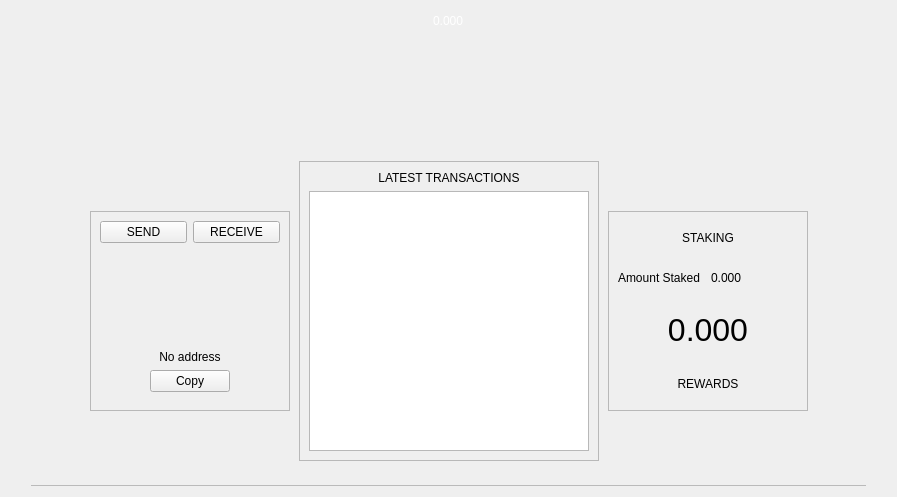
eons-finance/ALQO, file src/qt/forms/dashboardwidget.ui: the form before one commit.
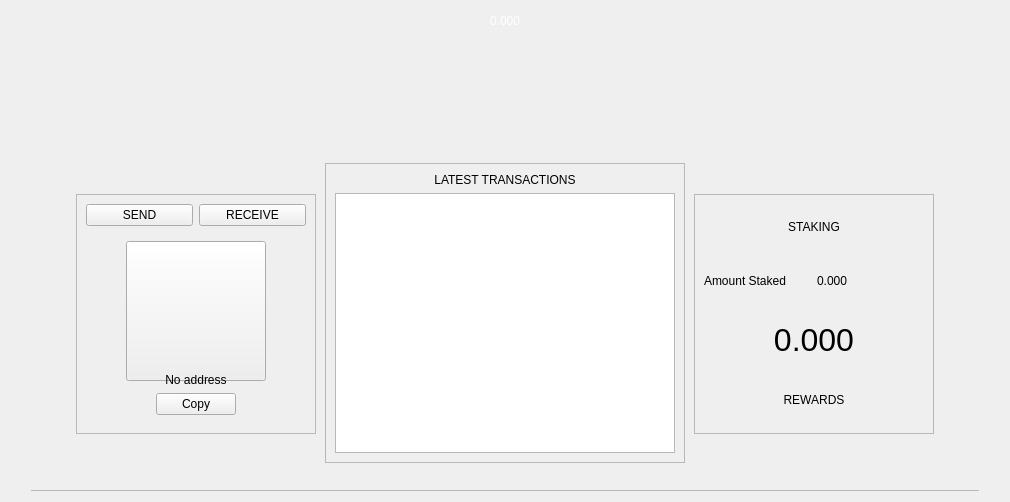
The form after the commit.

What changed in the file:
```diff
--- a/src/qt/forms/dashboardwidget.ui
+++ b/src/qt/forms/dashboardwidget.ui
@@ -6,8 +6,8 @@
    <rect>
     <x>0</x>
     <y>0</y>
-    <width>897</width>
-    <height>497</height>
+    <width>1010</width>
+    <height>502</height>
    </rect>
   </property>
   <property name="sizePolicy">
@@ -19,7 +19,7 @@
   <property name="windowTitle">
    <string>Form</string>
   </property>
-  <layout class="QVBoxLayout" name="verticalLayout_9">
+  <layout class="QVBoxLayout" name="verticalLayout_10">
    <item>
     <layout class="QVBoxLayout" name="dashLayout">
      <item>
@@ -132,14 +132,14 @@
                 <widget class="QFrame" name="frameSendReceive">
                  <property name="minimumSize">
                   <size>
-                   <width>200</width>
-                   <height>200</height>
+                   <width>240</width>
+                   <height>240</height>
                   </size>
                  </property>
                  <property name="maximumSize">
                   <size>
-                   <width>200</width>
-                   <height>200</height>
+                   <width>240</width>
+                   <height>240</height>
                   </size>
                  </property>
                  <property name="frameShape">
@@ -282,51 +282,39 @@
                     <widget class="QWidget" name="receive">
                      <layout class="QVBoxLayout" name="verticalLayout_7">
                       <item>
-                       <layout class="QHBoxLayout" name="horizontalLayout_5">
+                       <layout class="QVBoxLayout" name="verticalLayout_9">
                         <item>
-                         <spacer name="horizontalSpacer_8">
-                          <property name="orientation">
-                           <enum>Qt::Horizontal</enum>
-                          </property>
-                          <property name="sizeHint" stdset="0">
-                           <size>
-                            <width>40</width>
-                            <height>20</height>
-                           </size>
-                          </property>
-                         </spacer>
-                        </item>
+                         <layout class="QHBoxLayout" name="horizontalLayout_10">
                         <item>
-                         <widget class="QLabel" name="labelQrimage">
+                           <widget class="QPushButton" name="btnQr">
+                            <property name="sizePolicy">
+                             <sizepolicy hsizetype="Fixed" vsizetype="Fixed">
+                              <horstretch>0</horstretch>
+                              <verstretch>0</verstretch>
+                             </sizepolicy>
+                            </property>
                           <property name="minimumSize">
                            <size>
-                            <width>100</width>
-                            <height>100</height>
+                              <width>140</width>
+                              <height>140</height>
                            </size>
                           </property>
                           <property name="maximumSize">
                            <size>
-                            <width>100</width>
-                            <height>100</height>
+                              <width>140</width>
+                              <height>140</height>
                            </size>
                           </property>
                           <property name="text">
                            <string/>
                           </property>
-                         </widget>
-                        </item>
-                        <item>
-                         <spacer name="horizontalSpacer_7">
-                          <property name="orientation">
-                           <enum>Qt::Horizontal</enum>
-                          </property>
-                          <property name="sizeHint" stdset="0">
+                            <property name="iconSize">
                            <size>
-                            <width>40</width>
-                            <height>20</height>
-                           </size>
-                          </property>
-                         </spacer>
+                              <width>70</width>
+                              <height>70</height>
+                             </size>
+                            </property>
+                           </widget>
                         </item>
                        </layout>
                       </item>
@@ -390,6 +378,8 @@
                        </layout>
                       </item>
                      </layout>
+                      </item>
+                     </layout>
                     </widget>
                    </widget>
                   </item>
@@ -415,13 +405,13 @@
               <widget class="QFrame" name="frameTransactions">
                <property name="minimumSize">
                 <size>
-                 <width>300</width>
+                 <width>360</width>
                  <height>300</height>
                 </size>
                </property>
                <property name="maximumSize">
                 <size>
-                 <width>300</width>
+                 <width>360</width>
                  <height>300</height>
                 </size>
                </property>
@@ -483,14 +473,14 @@
                 <widget class="QFrame" name="frameStaking">
                  <property name="minimumSize">
                   <size>
-                   <width>200</width>
-                   <height>200</height>
+                   <width>240</width>
+                   <height>240</height>
                   </size>
                  </property>
                  <property name="maximumSize">
                   <size>
-                   <width>200</width>
-                   <height>200</height>
+                   <width>240</width>
+                   <height>240</height>
                   </size>
                  </property>
                  <property name="frameShape">
@@ -501,6 +491,21 @@
                  </property>
                  <layout class="QVBoxLayout" name="verticalLayout_6">
                   <item>
+                   <layout class="QHBoxLayout" name="horizontalLayout_9">
+                    <item>
+                     <spacer name="horizontalSpacer_9">
+                      <property name="orientation">
+                       <enum>Qt::Horizontal</enum>
+                      </property>
+                      <property name="sizeHint" stdset="0">
+                       <size>
+                        <width>40</width>
+                        <height>20</height>
+                       </size>
+                      </property>
+                     </spacer>
+                    </item>
+                    <item>
                    <widget class="QLabel" name="lblStaking">
                     <property name="minimumSize">
                      <size>
@@ -508,10 +513,28 @@
                       <height>0</height>
                      </size>
                     </property>
+                      <property name="styleSheet">
+                       <string notr="true"/>
+                      </property>
                     <property name="text">
                      <string>&lt;html&gt;&lt;head/&gt;&lt;body&gt;&lt;p align=&quot;center&quot;&gt;STAKING&lt;/p&gt;&lt;/body&gt;&lt;/html&gt;</string>
                     </property>
                    </widget>
+                    </item>
+                    <item>
+                     <spacer name="horizontalSpacer_12">
+                      <property name="orientation">
+                       <enum>Qt::Horizontal</enum>
+                      </property>
+                      <property name="sizeHint" stdset="0">
+                       <size>
+                        <width>40</width>
+                        <height>20</height>
+                       </size>
+                      </property>
+                     </spacer>
+                    </item>
+                   </layout>
                   </item>
                   <item>
                    <layout class="QHBoxLayout" name="horizontalLayout_7">
```
Left out of the diff: 2 changed lines with no effect on the pictures. Lines whose indentation alone changed are shown as unchanged.
